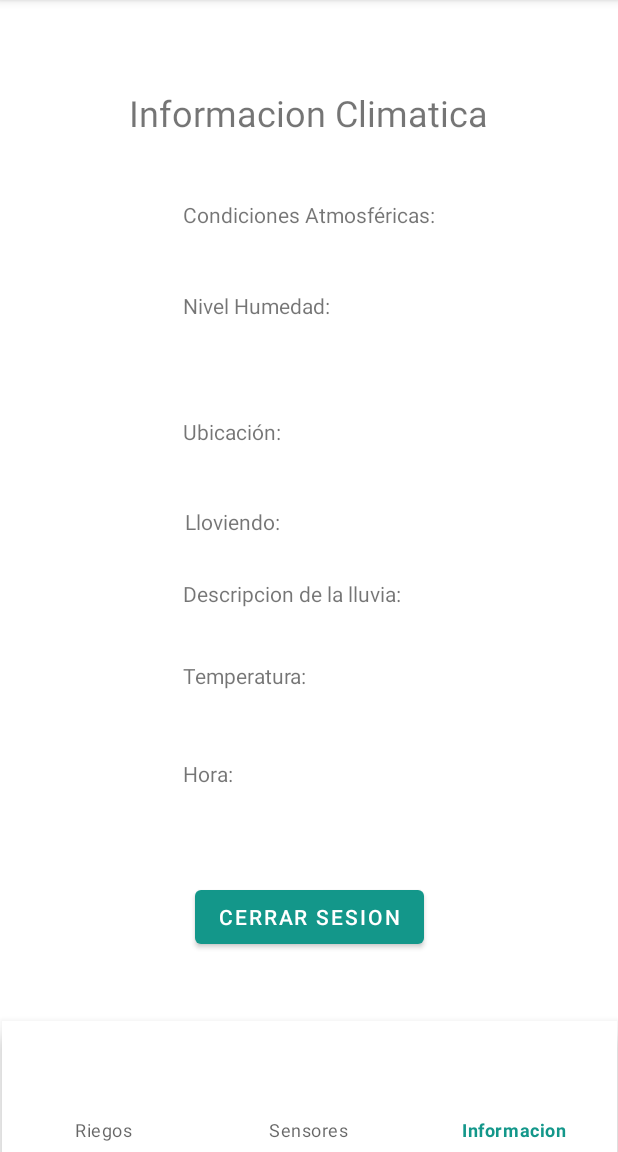
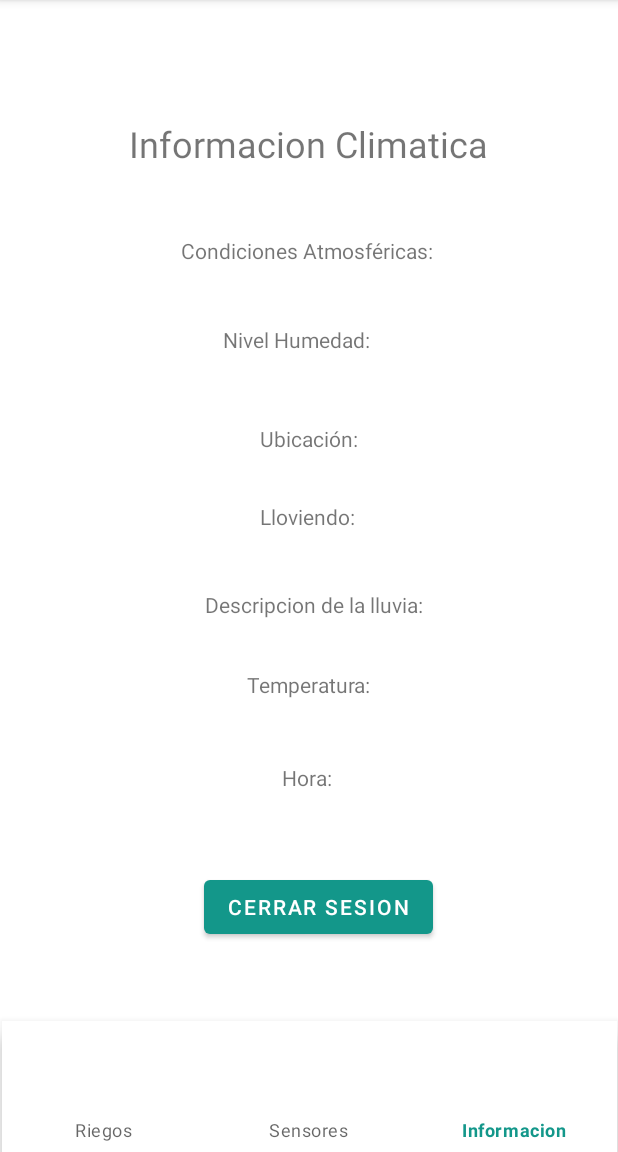
Before and after one commit to AlexTeper99/ReeGoAndroid, an Android app: the MyInformationFragment screen opened through its navigation route, on a phone screen of 412 x 824 dp, the part 84-1236 px from its top. Run offline under Robolectric (Android 15) with nearby library versions, the phone set to English and light mode, and no system bars; our stand-ins replace navigation-ui; 1 statement that could not run was skipped.

Commit message:
fragment my information ui

```diff
--- a/app/src/main/res/layout/fragment_my_information.xml
+++ b/app/src/main/res/layout/fragment_my_information.xml
@@ -18,7 +18,7 @@
         app:layout_constraintEnd_toEndOf="parent"
         app:layout_constraintStart_toStartOf="parent"
         app:layout_constraintTop_toTopOf="parent"
-        app:layout_constraintVertical_bias="0.61" />
+        app:layout_constraintVertical_bias="0.883" />
 
     <TextView
         android:id="@+id/atmCondition"
@@ -27,9 +27,10 @@
         android:text="Condiciones Atmosféricas:"
         app:layout_constraintBottom_toBottomOf="parent"
         app:layout_constraintEnd_toEndOf="parent"
+        app:layout_constraintHorizontal_bias="0.497"
         app:layout_constraintStart_toStartOf="parent"
-        app:layout_constraintTop_toBottomOf="@+id/txtMyInformationTitle"
-        app:layout_constraintVertical_bias="0.066" />
+        app:layout_constraintTop_toTopOf="parent"
+        app:layout_constraintVertical_bias="0.203" />
 
     <TextView
         android:id="@+id/humidity"
@@ -38,36 +39,33 @@
         android:text="Nivel Humedad:"
         app:layout_constraintBottom_toBottomOf="parent"
         app:layout_constraintEnd_toEndOf="parent"
-        app:layout_constraintHorizontal_bias="0.39"
+        app:layout_constraintHorizontal_bias="0.474"
         app:layout_constraintStart_toStartOf="parent"
-        app:layout_constraintTop_toBottomOf="@+id/atmCondition"
-        app:layout_constraintVertical_bias="0.072" />
+        app:layout_constraintTop_toTopOf="parent"
+        app:layout_constraintVertical_bias="0.286" />
 
     <TextView
         android:id="@+id/location"
         android:layout_width="wrap_content"
         android:layout_height="wrap_content"
-        android:layout_marginTop="32dp"
         android:text="Ubicación:"
         app:layout_constraintBottom_toBottomOf="parent"
         app:layout_constraintEnd_toEndOf="parent"
-        app:layout_constraintHorizontal_bias="0.352"
         app:layout_constraintStart_toStartOf="parent"
-        app:layout_constraintTop_toBottomOf="@+id/humidity"
-        app:layout_constraintVertical_bias="0.068" />
+        app:layout_constraintTop_toTopOf="parent"
+        app:layout_constraintVertical_bias="0.379" />
 
     <TextView
         android:id="@+id/itsRaining"
         android:layout_width="wrap_content"
         android:layout_height="wrap_content"
-        android:layout_marginTop="24dp"
         android:text="Lloviendo: "
         app:layout_constraintBottom_toBottomOf="parent"
         app:layout_constraintEnd_toEndOf="parent"
-        app:layout_constraintHorizontal_bias="0.357"
+        app:layout_constraintHorizontal_bias="0.502"
         app:layout_constraintStart_toStartOf="parent"
-        app:layout_constraintTop_toBottomOf="@+id/location"
-        app:layout_constraintVertical_bias="0.041" />
+        app:layout_constraintTop_toTopOf="parent"
+        app:layout_constraintVertical_bias="0.453" />
 
     <TextView
         android:id="@+id/rainDesc"
@@ -76,45 +74,38 @@
         android:text="Descripcion de la lluvia:"
         app:layout_constraintBottom_toBottomOf="parent"
         app:layout_constraintEnd_toEndOf="parent"
-        app:layout_constraintHorizontal_bias="0.458"
+        app:layout_constraintHorizontal_bias="0.515"
         app:layout_constraintStart_toStartOf="parent"
-        app:layout_constraintTop_toBottomOf="@+id/itsRaining"
-        app:layout_constraintVertical_bias="0.079" />
+        app:layout_constraintTop_toTopOf="parent"
+        app:layout_constraintVertical_bias="0.535" />
 
     <TextView
         android:id="@+id/temperature"
         android:layout_width="wrap_content"
         android:layout_height="wrap_content"
-        android:layout_marginBottom="252dp"
         android:text="Temperatura:"
         app:layout_constraintBottom_toBottomOf="parent"
         app:layout_constraintEnd_toEndOf="parent"
-        app:layout_constraintHorizontal_bias="0.371"
         app:layout_constraintStart_toStartOf="parent"
-        app:layout_constraintTop_toBottomOf="@+id/rainDesc"
-        app:layout_constraintVertical_bias="0.537" />
+        app:layout_constraintTop_toTopOf="parent"
+        app:layout_constraintVertical_bias="0.61" />
 
     <TextView
         android:id="@+id/timeTextView"
         android:layout_width="wrap_content"
         android:layout_height="wrap_content"
-        android:layout_marginTop="16dp"
         android:text="Hora:"
         app:layout_constraintBottom_toBottomOf="parent"
         app:layout_constraintEnd_toEndOf="parent"
-        app:layout_constraintHorizontal_bias="0.322"
+        app:layout_constraintHorizontal_bias="0.498"
         app:layout_constraintStart_toStartOf="parent"
-        app:layout_constraintTop_toBottomOf="@+id/temperature"
-        app:layout_constraintVertical_bias="0.122" />
+        app:layout_constraintTop_toTopOf="parent"
+        app:layout_constraintVertical_bias="0.698" />
 
     <Button
         android:id="@+id/btnLogout"
         android:layout_width="wrap_content"
         android:layout_height="wrap_content"
-        android:layout_marginStart="163dp"
-        android:layout_marginTop="62dp"
-        android:layout_marginEnd="154dp"
-        android:layout_marginBottom="108dp"
         android:text="CERRAR SESION"
         android:textColor="#FFFFFF"
         android:textColorHighlight="#FFFFFF"
@@ -122,8 +113,9 @@
         android:textColorLink="#FFFFFF"
         app:layout_constraintBottom_toBottomOf="parent"
         app:layout_constraintEnd_toEndOf="parent"
-        app:layout_constraintHorizontal_bias="0.576"
+        app:layout_constraintHorizontal_bias="0.527"
         app:layout_constraintStart_toStartOf="parent"
-        app:layout_constraintTop_toBottomOf="@+id/timeTextView"
+        app:layout_constraintTop_toTopOf="parent"
+        app:layout_constraintVertical_bias="0.833"
         app:rippleColor="#F30000" />
 </androidx.constraintlayout.widget.ConstraintLayout>
```
